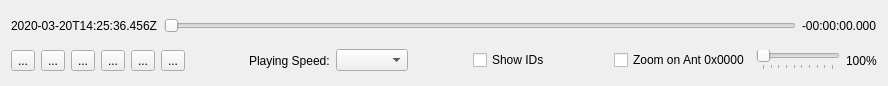
The window that src/fort/studio/widget/TrackingVideoControl.ui (formicidae-tracker/studio) describes before a commit, drawn with Qt 5.
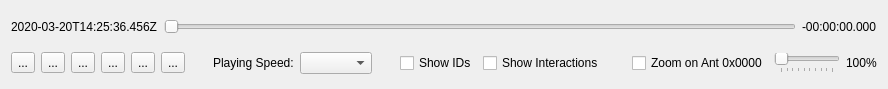
The same window after the commit. Icons and pictures are not drawn.

Commit message: Adds an option to display interactions

What changed in the file:
```diff
--- a/src/fort/studio/widget/TrackingVideoControl.ui
+++ b/src/fort/studio/widget/TrackingVideoControl.ui
@@ -7,7 +7,7 @@
     <x>0</x>
     <y>0</y>
     <width>888</width>
-    <height>86</height>
+    <height>89</height>
    </rect>
   </property>
   <property name="sizePolicy">
@@ -156,6 +156,13 @@
        </property>
       </widget>
      </item>
+     <item>
+      <widget class="QCheckBox" name="showInteractionsBox">
+       <property name="text">
+        <string>Show Interactions</string>
+       </property>
+      </widget>
+     </item>
      <item>
       <spacer name="horizontalSpacer_2">
        <property name="orientation">
```
The commit also changes 5 other files.
